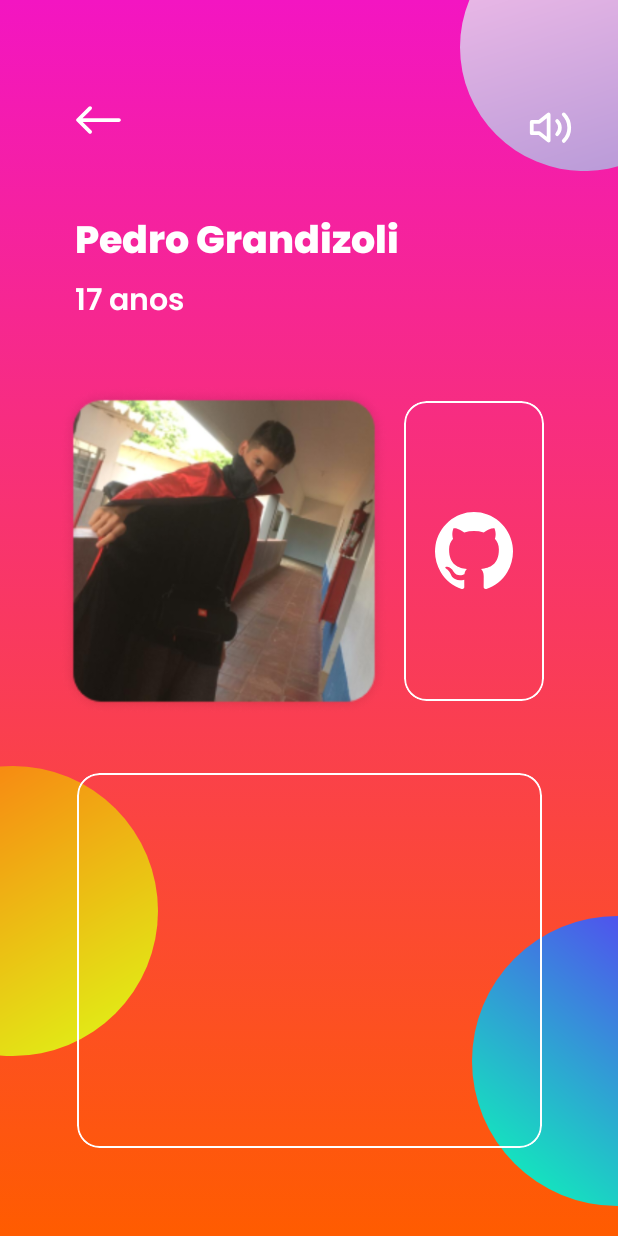
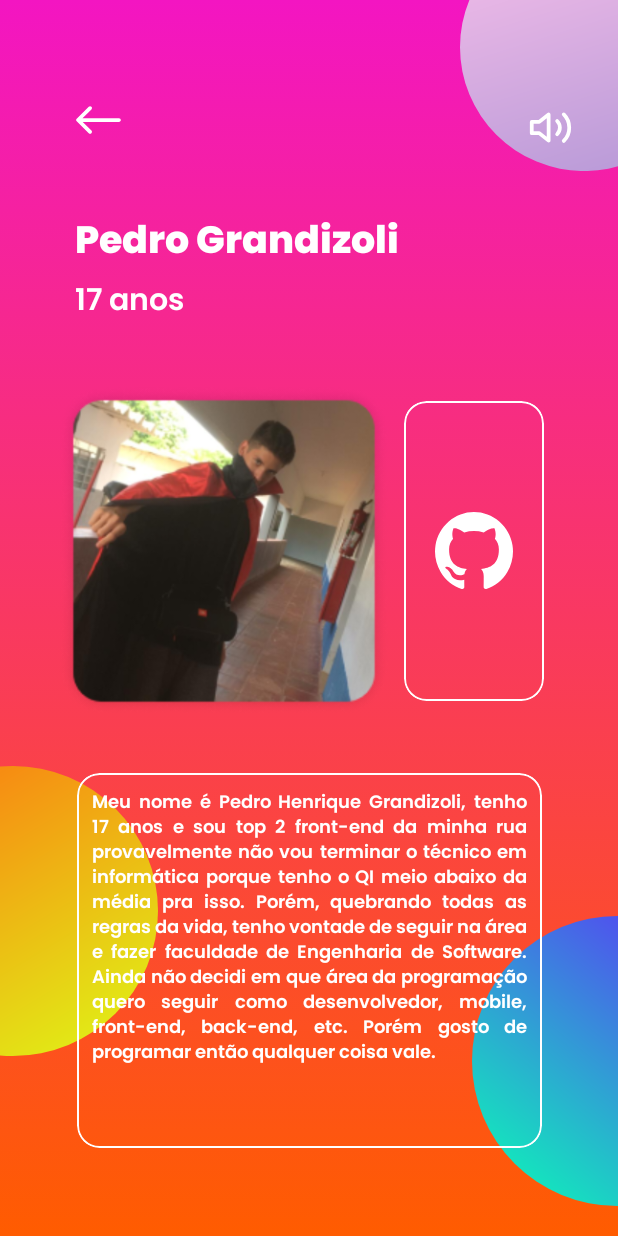
Before and after one commit to pedroh715/actio_app, an Android app: the PedroActivity screen opened directly, with no data from a screen before it, on a phone screen of 412 x 824 dp. Run offline under Robolectric (Android 15) with nearby library versions, the phone set to English and light mode, and no system bars; libraries missing offline, so code that uses them is left out: io.alterac.blurkit; plain views replace BlurLayout.

Commit message:
text bio danilo & text bio pedro 👴

```diff
--- a/app/src/main/java/com/example/kauepedro/DaniloActivity.java
+++ b/app/src/main/java/com/example/kauepedro/DaniloActivity.java
@@ -93,7 +93,7 @@ public class DaniloActivity extends AppCompatActivity {
 
     private void playSound() {
         mediaPlayer = MediaPlayer.create(this, R.raw.musica_danilo);
-        mediaPlayer.seekTo(31100);
+        mediaPlayer.seekTo(30900);
         mediaPlayer.start();
 
     }
--- a/app/src/main/java/com/example/kauepedro/MainActivity.java
+++ b/app/src/main/java/com/example/kauepedro/MainActivity.java
@@ -2,13 +2,19 @@ package com.example.kauepedro;
 
 import androidx.appcompat.app.AppCompatActivity;
 
+import android.animation.ObjectAnimator;
 import android.content.Intent;
 import android.graphics.Color;
+import android.graphics.drawable.Animatable;
 import android.net.Uri;
 import android.os.Build;
 import android.os.Bundle;
+import android.os.Handler;
 import android.view.View;
 import android.view.WindowManager;
+import android.view.animation.Animation;
+import android.view.animation.AnimationUtils;
+import android.widget.TextView;
 
 import com.google.android.material.card.MaterialCardView;
 
--- a/app/src/main/res/layout/activity_pedro.xml
+++ b/app/src/main/res/layout/activity_pedro.xml
@@ -125,7 +125,9 @@
             app:layout_constraintEnd_toEndOf="parent"
             app:layout_constraintStart_toEndOf="@+id/materialCardView"
             app:layout_constraintTop_toBottomOf="@+id/textView8"
-            app:strokeWidth="1dp"></com.google.android.material.card.MaterialCardView>
+            app:strokeWidth="1dp">
+
+        </com.google.android.material.card.MaterialCardView>
 
         <io.alterac.blurkit.BlurLayout
             android:id="@+id/blurLayout"
@@ -149,7 +151,8 @@
             app:layout_constraintEnd_toEndOf="parent"
             app:layout_constraintStart_toStartOf="parent"
             app:layout_constraintTop_toBottomOf="@+id/materialCardView"
-            app:strokeWidth="1dp"></com.google.android.material.card.MaterialCardView>
+            app:strokeWidth="1dp">
+        </com.google.android.material.card.MaterialCardView>
 
         <ToggleButton
             android:id="@+id/button_sound"
@@ -164,5 +167,18 @@
             app:layout_constraintEnd_toEndOf="parent"
             app:layout_constraintTop_toTopOf="parent" />
 
+        <TextView
+            android:layout_width="290dp"
+            android:layout_height="230dp"
+            android:text="@string/pedro_bio"
+            android:textSize="12sp"
+            android:gravity=""
+            android:textColor="@color/white"
+            android:justificationMode="inter_word"
+            app:layout_constraintBottom_toBottomOf="@+id/blurLayout"
+            app:layout_constraintEnd_toEndOf="@id/blurLayout"
+            app:layout_constraintStart_toStartOf="@id/blurLayout"
+            app:layout_constraintTop_toTopOf="@id/blurLayout" />
+
     </androidx.constraintlayout.widget.ConstraintLayout>
 </ScrollView>
--- a/app/src/main/res/values/strings.xml
+++ b/app/src/main/res/values/strings.xml
@@ -1,3 +1,6 @@
 <resources>
     <string name="app_name">Actio</string>
+    <string name="pedro_bio">Meu nome é Pedro Henrique Grandizoli, tenho 17 anos e sou top 2 front-end da minha rua provavelmente não vou terminar o técnico em informática porque tenho o QI meio abaixo da média pra isso. Porém, quebrando todas as regras da vida, tenho vontade de seguir na área e fazer faculdade de Engenharia de Software. Ainda não decidi em que área da programação quero seguir como desenvolvedor, mobile, front-end, back-end, etc. Porém gosto de programar então qualquer coisa vale.</string>
+    <string name="danilo_bio">Meu nome é Danilo Mota Filho, tenho 17 anos e faço estágio como desenvolvedor mobile na Jera, estou no sétimo semestre do curso integrado em informática, pretendo seguir na área e também cursar a faculdade de Engenharia de Software. Além disso sou o top 1 pescador de Coxim e top 1 br no Clash Royale.</string>
+
 </resources>
```
Also changed, not shown: app/src/main/res/layout/activity_danilo.xml (+17 -2 lines).
